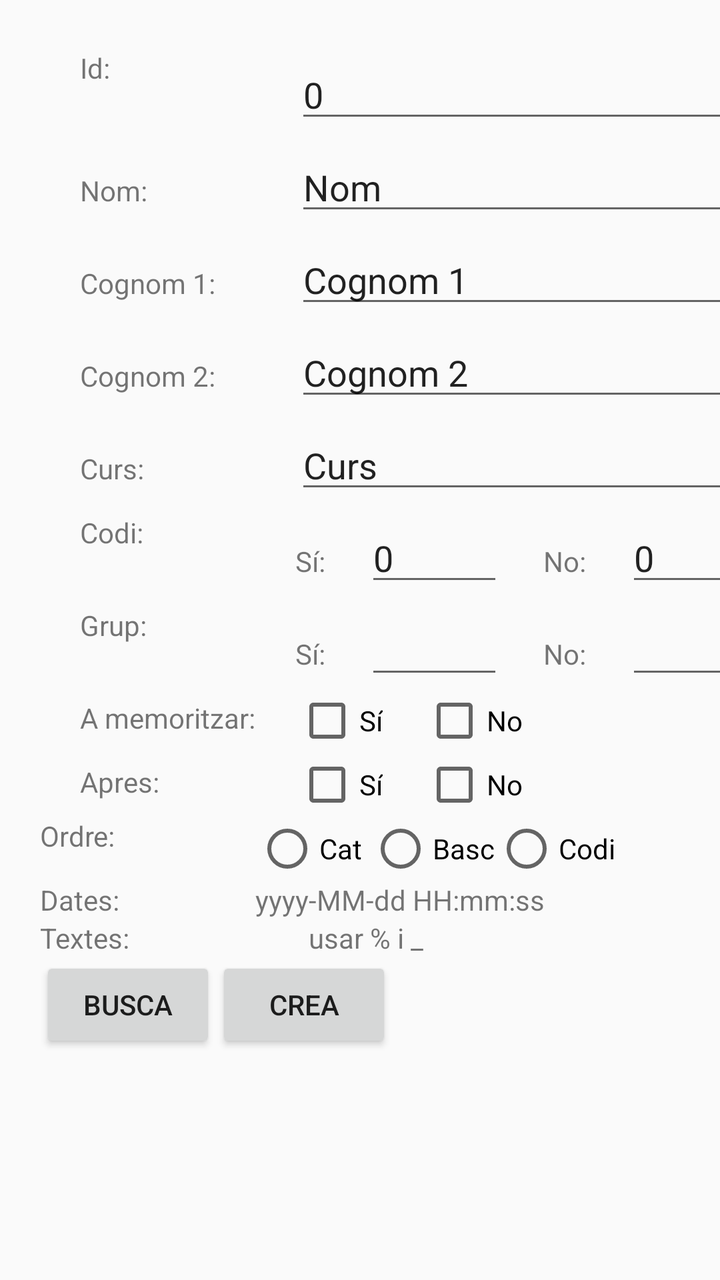
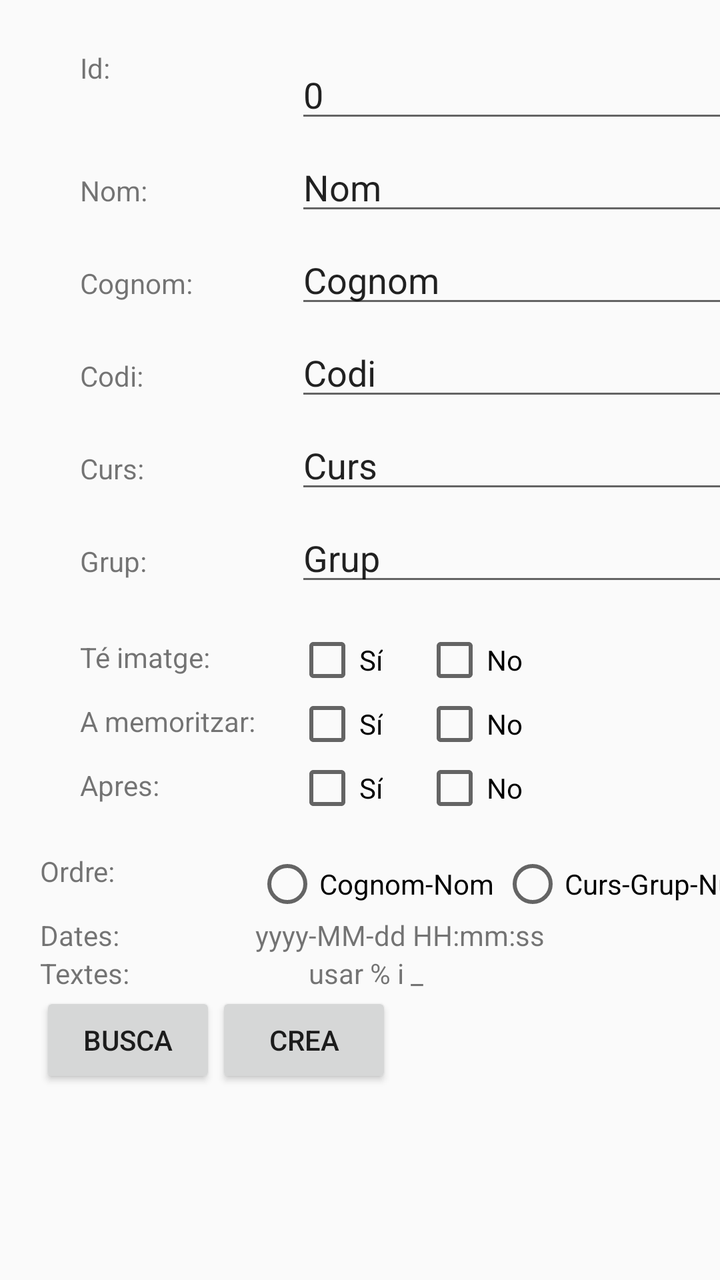

Before-and-after screenshots of an Android layout around one commit, followed by the original layout XML and the change that was made.
<!-- AndroidManifest.xml: application theme AppTheme -->
<!-- res/layout/activity_manteniment_sel.xml -->
<?xml version="1.0" encoding="utf-8"?>
<androidx.constraintlayout.widget.ConstraintLayout xmlns:android="http://schemas.android.com/apk/res/android"
    xmlns:app="http://schemas.android.com/apk/res-auto"
    xmlns:tools="http://schemas.android.com/tools"
    android:layout_width="match_parent"
    android:layout_height="match_parent"
    tools:context="com.gruixuts.geniuscares.act_manteniment_sel">

    <LinearLayout
        android:layout_width="match_parent"
        android:layout_height="match_parent"
        android:orientation="vertical">
        <TableLayout
            android:layout_marginTop="5dp"
            android:layout_marginLeft="20dp"
            android:layout_width="match_parent"
            android:layout_height="wrap_content">
            <TableRow
                android:layout_width="match_parent"
                android:layout_height="wrap_content">
                <TextView
                    android:layout_marginTop="5dp"
                    android:layout_marginLeft="20dp"
                    android:layout_width="wrap_content"
                    android:layout_height="wrap_content"
                    android:text="Id:"
                    android:textAppearance="@android:style/TextAppearance.Material.Small" />
                <EditText
                    android:id="@+id/edtMntId"
                    android:layout_marginTop="20dp"
                    android:layout_marginLeft="20dp"
                    android:layout_width="wrap_content"
                    android:layout_height="wrap_content"
                    app:layout_constraintEnd_toEndOf="parent"
                    android:text="0"
                    android:singleLine="true"
                    android:imeOptions="actionDone"
                    android:textAppearance="@android:style/TextAppearance.Material.Medium" />
            </TableRow>

            <TableRow
                android:layout_width="wrap_content"
                android:layout_height="wrap_content">

                <TextView
                    android:layout_width="wrap_content"
                    android:layout_height="wrap_content"
                    android:layout_marginLeft="20dp"
                    android:layout_marginTop="5dp"
                    android:text="Nom:"
                    android:textAppearance="@android:style/TextAppearance.Material.Small" />
                <EditText
                    android:id="@+id/edtMntNom"
                    android:layout_marginTop="5dp"
                    android:layout_marginLeft="20dp"
                    android:layout_width="wrap_content"
                    android:layout_height="wrap_content"
                    app:layout_constraintEnd_toEndOf="parent"
                    android:text="Nom"
                    android:singleLine="true"
                    android:imeOptions="actionDone"
                    android:textAppearance="@android:style/TextAppearance.Material.Medium" />
            </TableRow>
            <TableRow
                android:layout_width="wrap_content"
                android:layout_height="wrap_content">
                <TextView
                    android:layout_marginTop="5dp"
                    android:layout_marginLeft="20dp"
                    android:layout_width="wrap_content"
                    android:layout_height="wrap_content"
                    app:layout_constraintEnd_toEndOf="parent"
                    android:text="Cognom 1:"
                    android:textAppearance="@android:style/TextAppearance.Material.Small" />

                <EditText
                    android:id="@+id/edtMntCognom"
                    android:layout_width="wrap_content"
                    android:layout_height="wrap_content"
                    android:layout_marginLeft="20dp"
                    android:layout_marginTop="5dp"
                    android:text="Cognom 1"
                    android:singleLine="true"
                    android:imeOptions="actionDone"
                    android:textAppearance="@android:style/TextAppearance.Material.Medium" />
            </TableRow>
            <TableRow
                android:layout_width="wrap_content"
                android:layout_height="wrap_content">
                <TextView
                    android:layout_marginTop="5dp"
                    android:layout_marginLeft="20dp"
                    android:layout_width="wrap_content"
                    android:layout_height="wrap_content"
                    app:layout_constraintEnd_toEndOf="parent"
                    android:text="Cognom 2:"
                    android:textAppearance="@android:style/TextAppearance.Material.Small" />

                <EditText
                    android:id="@+id/edtMntNum"
                    android:layout_width="wrap_content"
                    android:layout_height="wrap_content"
                    android:layout_marginLeft="20dp"
                    android:layout_marginTop="5dp"
                    android:text="Cognom 2"
                    android:singleLine="true"
                    android:imeOptions="actionDone"
                    android:textAppearance="@android:style/TextAppearance.Material.Medium" />
            </TableRow>
            <TableRow
                android:layout_width="wrap_content"
                android:layout_height="wrap_content">
                <TextView
                    android:layout_marginTop="5dp"
                    android:layout_marginLeft="20dp"
                    android:layout_width="wrap_content"
                    android:layout_height="wrap_content"
                    app:layout_constraintEnd_toEndOf="parent"
                    android:text="Curs:"
                    android:textAppearance="@android:style/TextAppearance.Material.Small" />

                <EditText
                    android:id="@+id/edtMntCurs"
                    android:layout_width="wrap_content"
                    android:layout_height="wrap_content"
                    android:layout_marginLeft="20dp"
                    android:layout_marginTop="5dp"
                    android:text="Curs"
                    android:singleLine="true"
                    android:imeOptions="actionDone"
                    android:textAppearance="@android:style/TextAppearance.Material.Medium" />
            </TableRow>


            <TableRow
                android:layout_width="wrap_content"
                android:layout_height="wrap_content">
                <TextView
                    android:layout_marginTop="5dp"
                    android:layout_marginLeft="20dp"
                    android:layout_width="wrap_content"
                    android:layout_height="wrap_content"
                    android:text="Codi:"
                    android:textAppearance="@android:style/TextAppearance.Material.Small" />
                <LinearLayout
                    android:orientation="horizontal">
                    <TextView
                        android:layout_marginTop="5dp"
                        android:layout_marginLeft="20dp"
                        android:layout_width="wrap_content"
                        android:layout_height="wrap_content"
                        android:text="Sí:"
                        android:textAppearance="@android:style/TextAppearance.Material.Small" />

                    <EditText
                        android:id="@+id/edtMntSiCodi"
                        android:layout_width="69dp"
                        android:layout_height="wrap_content"
                        android:layout_marginLeft="20dp"
                        android:layout_marginTop="5dp"
                        android:text="0"
                        android:singleLine="true"
                        android:imeOptions="actionDone"
                        android:textAppearance="@android:style/TextAppearance.Material.Medium"/>
                    <TextView
                        android:layout_marginTop="5dp"
                        android:layout_marginLeft="20dp"
                        android:layout_width="wrap_content"
                        android:layout_height="wrap_content"
                        android:text="No:"
                        android:textAppearance="@android:style/TextAppearance.Material.Small" />
                <EditText
                    android:id="@+id/edtMntNoCodi"
                    android:layout_width="69dp"
                    android:layout_height="wrap_content"
                    android:layout_marginLeft="20dp"
                    android:layout_marginTop="5dp"
                    android:text="0"
                    android:singleLine="true"
                    android:imeOptions="actionDone"
                    android:textAppearance="@android:style/TextAppearance.Material.Medium"/>
                </LinearLayout>
            </TableRow>
            <TableRow
                android:layout_width="wrap_content"
                android:layout_height="wrap_content">
                <TextView
                    android:layout_marginTop="5dp"
                    android:layout_marginLeft="20dp"
                    android:layout_width="wrap_content"
                    android:layout_height="wrap_content"
                    android:text="Grup:"
                    android:textAppearance="@android:style/TextAppearance.Material.Small" />
                <LinearLayout
                    android:orientation="horizontal">
                    <TextView
                        android:layout_marginTop="5dp"
                        android:layout_marginLeft="20dp"
                        android:layout_width="wrap_content"
                        android:layout_height="wrap_content"
                        android:text="Sí:"
                        android:textAppearance="@android:style/TextAppearance.Material.Small" />

                    <EditText
                        android:id="@+id/edtMntSiGrup"
                        android:layout_width="69dp"
                        android:layout_height="wrap_content"
                        android:layout_marginLeft="20dp"
                        android:layout_marginTop="5dp"
                        android:imeOptions="actionDone"
                        android:singleLine="true"
                        android:textAppearance="@android:style/TextAppearance.Material.Medium" />
                    <TextView
                        android:layout_marginTop="5dp"
                        android:layout_marginLeft="20dp"
                        android:layout_width="wrap_content"
                        android:layout_height="wrap_content"
                        android:text="No:"
                        android:textAppearance="@android:style/TextAppearance.Material.Small" />

                    <EditText
                        android:id="@+id/edtMntNoGrup"
                        android:layout_width="69dp"
                        android:layout_height="wrap_content"
                        android:layout_marginLeft="20dp"
                        android:layout_marginTop="5dp"
                        android:imeOptions="actionDone"
                        android:singleLine="true"
                        android:textAppearance="@android:style/TextAppearance.Material.Medium" />
                </LinearLayout>
            </TableRow>
            <TableRow
                android:layout_width="wrap_content"
                android:layout_height="wrap_content">
                <TextView
                    android:layout_marginTop="5dp"
                    android:layout_marginLeft="20dp"
                    android:layout_width="wrap_content"
                    android:layout_height="wrap_content"
                    android:text="A memoritzar:"
                    android:textAppearance="@android:style/TextAppearance.Material.Small" />
                <LinearLayout
                    android:orientation="horizontal">
                <CheckBox
                    android:id="@+id/chkMntSiAMem"
                    android:layout_marginLeft="20dp"
                    android:layout_width="wrap_content"
                    android:layout_height="wrap_content"
                    android:checked="false"
                    android:text="Sí" />
                <CheckBox
                    android:id="@+id/chkMntNoAMem"
                    android:layout_marginLeft="20dp"
                    android:layout_width="wrap_content"
                    android:layout_height="wrap_content"
                    android:checked="false"
                    android:text="No" />
                </LinearLayout>

            </TableRow>
            <TableRow
                android:layout_width="wrap_content"
                android:layout_height="wrap_content">
                <TextView
                    android:layout_marginTop="5dp"
                    android:layout_marginLeft="20dp"
                    android:layout_width="wrap_content"
                    android:layout_height="wrap_content"
                    android:text="Apres:"
                    android:textAppearance="@android:style/TextAppearance.Material.Small" />
                <LinearLayout
                    android:orientation="horizontal">
                    <CheckBox
                        android:id="@+id/chkMntSiApres"
                        android:layout_marginLeft="20dp"
                        android:layout_width="wrap_content"
                        android:layout_height="wrap_content"
                        android:checked="false"
                        android:text="Sí" />
                    <CheckBox
                        android:id="@+id/chkMntNoApres"
                        android:layout_marginLeft="20dp"
                        android:layout_width="wrap_content"
                        android:layout_height="wrap_content"
                        android:checked="false"
                        android:text="No" />
                </LinearLayout>

            </TableRow>

            <TableRow>
                <TextView
                    android:layout_width="wrap_content"
                    android:layout_height="wrap_content"
                    android:text="Ordre:"
                    android:textAppearance="@android:style/TextAppearance.Material.Small"/>
                <RadioGroup
                    android:id="@+id/grpOrdre"
                    android:layout_width="fill_parent"
                    android:layout_height="wrap_content"
                    android:orientation="horizontal">

                    <RadioButton
                        android:id="@+id/radNom"
                        android:layout_width="wrap_content"
                        android:layout_height="wrap_content"
                        android:text="Cat " />

                    <RadioButton
                        android:id="@+id/radCognom"
                        android:layout_width="wrap_content"
                        android:layout_height="wrap_content"
                        android:text="Basc" />

                    <RadioButton
                        android:id="@+id/radCod"
                        android:layout_width="wrap_content"
                        android:layout_height="wrap_content"
                        android:text="Codi" />
                </RadioGroup>
            </TableRow>
            <TableRow>
                <TextView
                    android:layout_width="wrap_content"
                    android:layout_height="wrap_content"
                    android:text="Dates:"
                    android:textAppearance="@android:style/TextAppearance.Material.Small"/>
                <TextView
                    android:layout_width="wrap_content"
                    android:layout_height="wrap_content"
                    android:text="yyyy-MM-dd HH:mm:ss"
                    android:textAppearance="@android:style/TextAppearance.Material.Small"/>
            </TableRow>
            <TableRow>
                <TextView
                    android:layout_width="wrap_content"
                    android:layout_height="wrap_content"
                    android:text="Textes:"
                    android:textAppearance="@android:style/TextAppearance.Material.Small"/>
                <TextView
                    android:layout_width="wrap_content"
                    android:layout_height="wrap_content"
                    android:text="        usar % i _"
                    android:textAppearance="@android:style/TextAppearance.Material.Small"/>
            </TableRow>


        </TableLayout>
        <LinearLayout
            android:layout_width="wrap_content"
            android:layout_height="wrap_content"
            android:layout_marginLeft="20dp"
            android:orientation="horizontal">
        <Button
            android:layout_width="wrap_content"
            android:layout_height="wrap_content"
            android:onClick="MntBusca"
            android:text="Busca"/>
            <Button
                android:layout_width="wrap_content"
                android:layout_height="wrap_content"
                android:onClick="MntCrea"
                android:text="Crea"/>
        </LinearLayout>

    </LinearLayout>


</androidx.constraintlayout.widget.ConstraintLayout>
<!-- resources referenced by this layout -->
<resources>
  <style name="AppTheme" parent="Theme.AppCompat.Light.DarkActionBar">
          
          <item name="colorPrimary">@color/colorPrimary</item>
          <item name="colorPrimaryDark">@color/colorPrimaryDark</item>
          <item name="colorAccent">@color/colorAccent</item>
      </style>
  <color name="colorPrimary">#3F51B5</color>
  <color name="colorPrimaryDark">#303F9F</color>
  <color name="colorAccent">#FF4081</color>
</resources>

<!-- the commit's change to res/layout/activity_manteniment_sel.xml (unified diff, before → after) -->
@@ -70,7 +70,7 @@
                     android:layout_width="wrap_content"
                     android:layout_height="wrap_content"
                     app:layout_constraintEnd_toEndOf="parent"
-                    android:text="Cognom 1:"
+                    android:text="Cognom:"
                     android:textAppearance="@android:style/TextAppearance.Material.Small" />
 
                 <EditText
@@ -79,30 +79,30 @@
                     android:layout_height="wrap_content"
                     android:layout_marginLeft="20dp"
                     android:layout_marginTop="5dp"
-                    android:text="Cognom 1"
-                    android:singleLine="true"
-                    android:imeOptions="actionDone"
-                    android:textAppearance="@android:style/TextAppearance.Material.Medium" />
-            </TableRow>
-            <TableRow
-                android:layout_width="wrap_content"
-                android:layout_height="wrap_content">
-                <TextView
-                    android:layout_marginTop="5dp"
-                    android:layout_marginLeft="20dp"
-                    android:layout_width="wrap_content"
-                    android:layout_height="wrap_content"
-                    app:layout_constraintEnd_toEndOf="parent"
-                    android:text="Cognom 2:"
-                    android:textAppearance="@android:style/TextAppearance.Material.Small" />
-
-                <EditText
-                    android:id="@+id/edtMntNum"
-                    android:layout_width="wrap_content"
-                    android:layout_height="wrap_content"
-                    android:layout_marginLeft="20dp"
-                    android:layout_marginTop="5dp"
-                    android:text="Cognom 2"
+                    android:text="Cognom"
+                    android:singleLine="true"
+                    android:imeOptions="actionDone"
+                    android:textAppearance="@android:style/TextAppearance.Material.Medium" />
+            </TableRow>
+            <TableRow
+                android:layout_width="wrap_content"
+                android:layout_height="wrap_content">
+                <TextView
+                    android:layout_marginTop="5dp"
+                    android:layout_marginLeft="20dp"
+                    android:layout_width="wrap_content"
+                    android:layout_height="wrap_content"
+                    app:layout_constraintEnd_toEndOf="parent"
+                    android:text="Codi:"
+                    android:textAppearance="@android:style/TextAppearance.Material.Small" />
+
+                <EditText
+                    android:id="@+id/edtMntCodi"
+                    android:layout_width="wrap_content"
+                    android:layout_height="wrap_content"
+                    android:layout_marginLeft="20dp"
+                    android:layout_marginTop="5dp"
+                    android:text="Codi"
                     android:singleLine="true"
                     android:imeOptions="actionDone"
                     android:textAppearance="@android:style/TextAppearance.Material.Medium" />
@@ -130,104 +130,60 @@
                     android:imeOptions="actionDone"
                     android:textAppearance="@android:style/TextAppearance.Material.Medium" />
             </TableRow>
-
-
-            <TableRow
-                android:layout_width="wrap_content"
-                android:layout_height="wrap_content">
-                <TextView
-                    android:layout_marginTop="5dp"
-                    android:layout_marginLeft="20dp"
-                    android:layout_width="wrap_content"
-                    android:layout_height="wrap_content"
-                    android:text="Codi:"
+            <TableRow
+                android:layout_width="wrap_content"
+                android:layout_height="wrap_content">
+                <TextView
+                    android:layout_marginTop="5dp"
+                    android:layout_marginLeft="20dp"
+                    android:layout_width="wrap_content"
+                    android:layout_height="wrap_content"
+                    app:layout_constraintEnd_toEndOf="parent"
+                    android:text="Grup:"
+                    android:textAppearance="@android:style/TextAppearance.Material.Small" />
+
+                <EditText
+                    android:id="@+id/edtMntGrup"
+                    android:layout_width="wrap_content"
+                    android:layout_height="wrap_content"
+                    android:layout_marginLeft="20dp"
+                    android:layout_marginTop="5dp"
+                    android:text="Grup"
+                    android:singleLine="true"
+                    android:imeOptions="actionDone"
+                    android:textAppearance="@android:style/TextAppearance.Material.Medium" />
+            </TableRow>
+            <View
+                android:layout_width="match_parent"
+                android:layout_height="16dp" />
+            <TableRow
+                android:layout_width="wrap_content"
+                android:layout_height="wrap_content">
+                <TextView
+                    android:layout_marginTop="5dp"
+                    android:layout_marginLeft="20dp"
+                    android:layout_width="wrap_content"
+                    android:layout_height="wrap_content"
+                    android:text="Té imatge:"
                     android:textAppearance="@android:style/TextAppearance.Material.Small" />
                 <LinearLayout
                     android:orientation="horizontal">
-                    <TextView
-                        android:layout_marginTop="5dp"
+                    <CheckBox
+                        android:id="@+id/chkMntSiImatge"
                         android:layout_marginLeft="20dp"
                         android:layout_width="wrap_content"
                         android:layout_height="wrap_content"
-                        android:text="Sí:"
-                        android:textAppearance="@android:style/TextAppearance.Material.Small" />
-
-                    <EditText
-                        android:id="@+id/edtMntSiCodi"
-                        android:layout_width="69dp"
-                        android:layout_height="wrap_content"
+                        android:checked="false"
+                        android:text="Sí" />
+                    <CheckBox
+                        android:id="@+id/chkMntNoImatge"
                         android:layout_marginLeft="20dp"
-                        android:layout_marginTop="5dp"
-                        android:text="0"
-                        android:singleLine="true"
-                        android:imeOptions="actionDone"
-                        android:textAppearance="@android:style/TextAppearance.Material.Medium"/>
-                    <TextView
-                        android:layout_marginTop="5dp"
-                        android:layout_marginLeft="20dp"
-                        android:layout_width="wrap_content"
-                        android:layout_height="wrap_content"
-                        android:text="No:"
-                        android:textAppearance="@android:style/TextAppearance.Material.Small" />
-                <EditText
-                    android:id="@+id/edtMntNoCodi"
-                    android:layout_width="69dp"
-                    android:layout_height="wrap_content"
-                    android:layout_marginLeft="20dp"
-                    android:layout_marginTop="5dp"
-                    android:text="0"
-                    android:singleLine="true"
-                    android:imeOptions="actionDone"
-                    android:textAppearance="@android:style/TextAppearance.Material.Medium"/>
+                        android:layout_width="wrap_content"
+                        android:layout_height="wrap_content"
+                        android:checked="false"
+                        android:text="No" />
                 </LinearLayout>
-            </TableRow>
-            <TableRow
-                android:layout_width="wrap_content"
-                android:layout_height="wrap_content">
-                <TextView
-                    android:layout_marginTop="5dp"
-                    android:layout_marginLeft="20dp"
-                    android:layout_width="wrap_content"
-                    android:layout_height="wrap_content"
-                    android:text="Grup:"
-                    android:textAppearance="@android:style/TextAppearance.Material.Small" />
-                <LinearLayout
-                    android:orientation="horizontal">
-                    <TextView
-                        android:layout_marginTop="5dp"
-                        android:layout_marginLeft="20dp"
-                        android:layout_width="wrap_content"
-                        android:layout_height="wrap_content"
-                        android:text="Sí:"
-                        android:textAppearance="@android:style/TextAppearance.Material.Small" />
-
-                    <EditText
-                        android:id="@+id/edtMntSiGrup"
-                        android:layout_width="69dp"
-                        android:layout_height="wrap_content"
-                        android:layout_marginLeft="20dp"
-                        android:layout_marginTop="5dp"
-                        android:imeOptions="actionDone"
-                        android:singleLine="true"
-                        android:textAppearance="@android:style/TextAppearance.Material.Medium" />
-                    <TextView
-                        android:layout_marginTop="5dp"
-                        android:layout_marginLeft="20dp"
-                        android:layout_width="wrap_content"
-                        android:layout_height="wrap_content"
-                        android:text="No:"
-                        android:textAppearance="@android:style/TextAppearance.Material.Small" />
-
-                    <EditText
-                        android:id="@+id/edtMntNoGrup"
-                        android:layout_width="69dp"
-                        android:layout_height="wrap_content"
-                        android:layout_marginLeft="20dp"
-                        android:layout_marginTop="5dp"
-                        android:imeOptions="actionDone"
-                        android:singleLine="true"
-                        android:textAppearance="@android:style/TextAppearance.Material.Medium" />
-                </LinearLayout>
+
             </TableRow>
             <TableRow
                 android:layout_width="wrap_content"
@@ -287,7 +243,9 @@
                 </LinearLayout>
 
             </TableRow>
-
+            <View
+                android:layout_width="match_parent"
+                android:layout_height="16dp" />
             <TableRow>
                 <TextView
                     android:layout_width="wrap_content"
@@ -301,22 +259,17 @@
                     android:orientation="horizontal">
 
                     <RadioButton
-                        android:id="@+id/radNom"
-                        android:layout_width="wrap_content"
-                        android:layout_height="wrap_content"
-                        android:text="Cat " />
+                        android:id="@+id/radCognom"
+                        android:layout_width="wrap_content"
+                        android:layout_height="wrap_content"
+                        android:text="Cognom-Nom " />
 
                     <RadioButton
-                        android:id="@+id/radCognom"
-                        android:layout_width="wrap_content"
-                        android:layout_height="wrap_content"
-                        android:text="Basc" />
-
-                    <RadioButton
-                        android:id="@+id/radCod"
-                        android:layout_width="wrap_content"
-                        android:layout_height="wrap_content"
-                        android:text="Codi" />
+                        android:id="@+id/radCurs"
+                        android:layout_width="wrap_content"
+                        android:layout_height="wrap_content"
+                        android:text="Curs-Grup-Num" />
+
                 </RadioGroup>
             </TableRow>
             <TableRow>
